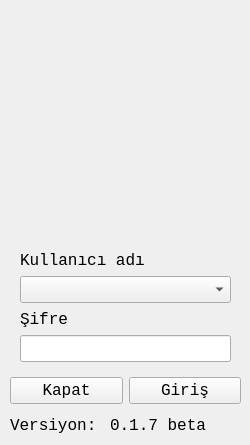
Before: the Qt Designer form loginform.ui in mamoo81/bhss, drawn with Qt 5.
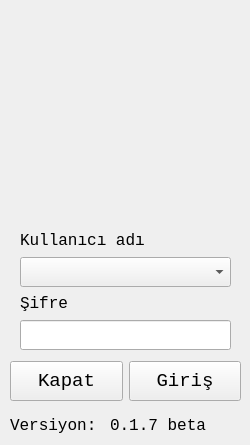
After: the same form once the commit is applied. Icons and pictures are not drawn.

The edit to the form file:
```diff
--- a/loginform.ui
+++ b/loginform.ui
@@ -59,9 +59,9 @@
     <property name="geometry">
      <rect>
       <x>20</x>
-      <y>250</y>
+      <y>230</y>
       <width>211</width>
-      <height>112</height>
+      <height>120</height>
      </rect>
     </property>
     <layout class="QVBoxLayout" name="verticalLayout">
@@ -73,7 +73,14 @@
       </widget>
      </item>
      <item>
-      <widget class="QComboBox" name="CmBoxUserName"/>
+      <widget class="QComboBox" name="CmBoxUserName">
+       <property name="font">
+        <font>
+         <family>Monospace</family>
+         <pointsize>14</pointsize>
+        </font>
+       </property>
+      </widget>
      </item>
      <item>
       <widget class="QLabel" name="label_3">
@@ -84,6 +91,12 @@
      </item>
      <item>
       <widget class="QLineEdit" name="LeditPass">
+       <property name="font">
+        <font>
+         <family>Monospace</family>
+         <pointsize>14</pointsize>
+        </font>
+       </property>
        <property name="echoMode">
         <enum>QLineEdit::Password</enum>
        </property>
@@ -98,14 +111,26 @@
     <property name="geometry">
      <rect>
       <x>10</x>
-      <y>370</y>
+      <y>350</y>
       <width>231</width>
-      <height>41</height>
+      <height>62</height>
      </rect>
     </property>
     <layout class="QHBoxLayout" name="horizontalLayout">
      <item>
       <widget class="QPushButton" name="KapatBtn">
+       <property name="minimumSize">
+        <size>
+         <width>0</width>
+         <height>40</height>
+        </size>
+       </property>
+       <property name="font">
+        <font>
+         <family>Monospace</family>
+         <pointsize>14</pointsize>
+        </font>
+       </property>
        <property name="text">
         <string>Kapat</string>
        </property>
@@ -113,6 +138,12 @@
         <iconset resource="images.qrc">
          <normaloff>:/images/ui/remove.png</normaloff>:/images/ui/remove.png</iconset>
        </property>
+       <property name="iconSize">
+        <size>
+         <width>22</width>
+         <height>22</height>
+        </size>
+       </property>
        <property name="shortcut">
         <string>Esc</string>
        </property>
@@ -120,6 +151,18 @@
      </item>
      <item>
       <widget class="QPushButton" name="GirisBtn">
+       <property name="minimumSize">
+        <size>
+         <width>0</width>
+         <height>40</height>
+        </size>
+       </property>
+       <property name="font">
+        <font>
+         <family>Monospace</family>
+         <pointsize>14</pointsize>
+        </font>
+       </property>
        <property name="text">
         <string>Giriş</string>
        </property>
@@ -127,6 +170,12 @@
         <iconset resource="images.qrc">
          <normaloff>:/images/ui/check.png</normaloff>:/images/ui/check.png</iconset>
        </property>
+       <property name="iconSize">
+        <size>
+         <width>22</width>
+         <height>22</height>
+        </size>
+       </property>
        <property name="shortcut">
         <string>Return</string>
        </property>
@@ -167,7 +216,7 @@
     <property name="geometry">
      <rect>
       <x>0</x>
-      <y>340</y>
+      <y>320</y>
       <width>16</width>
       <height>16</height>
      </rect>
```
